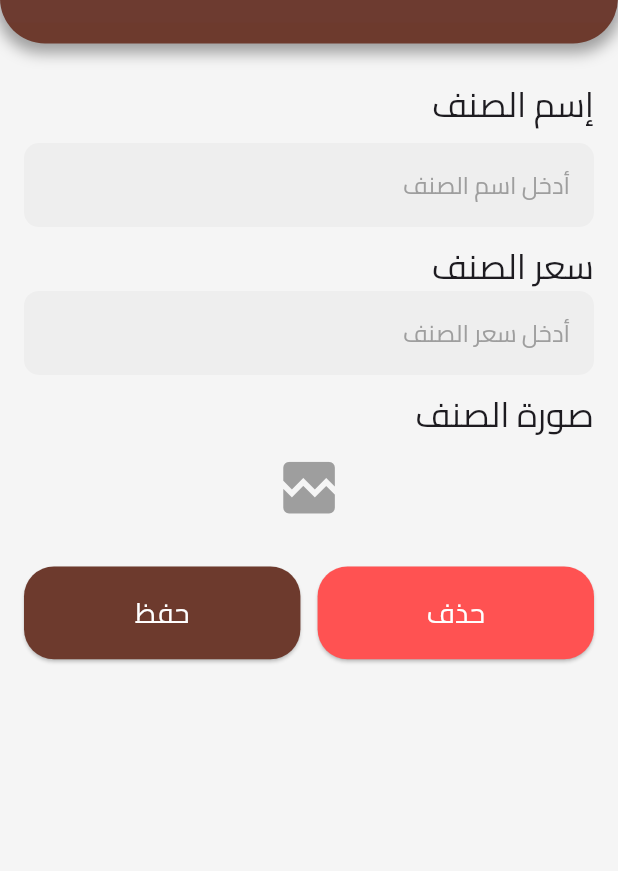
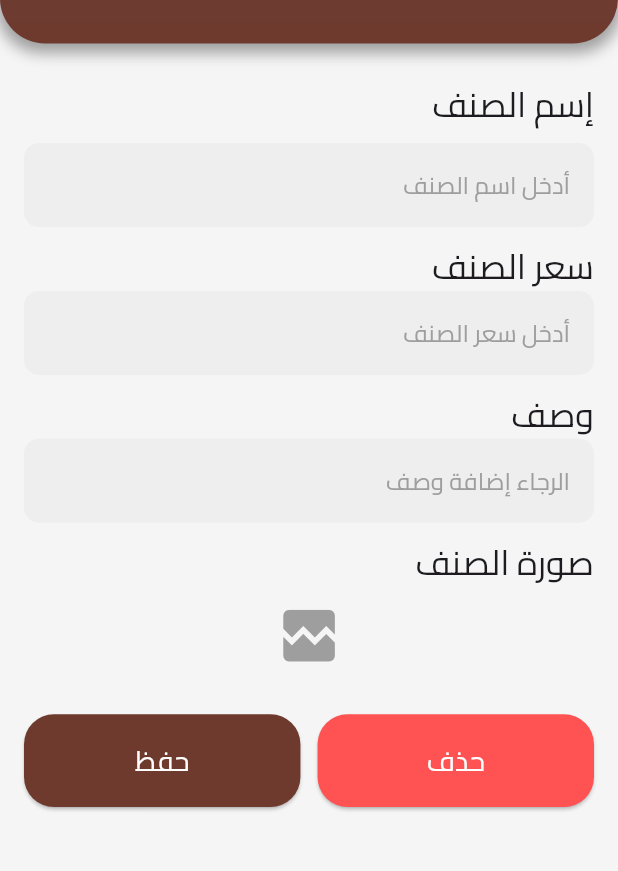
Before and after one commit to George-Samir88/infantry_house_app, a Flutter app: the UpdateExistingItemTemplateView screen opened directly with empty values, on a phone screen of 412 x 824 dp, the part 82-953 px from its top. Run offline on Flutter 3.47's test engine with Material 3 defaults, Android fonts, the phone set to English and light mode, and no system bars; our stand-ins replace animated_text_kit, bloc, carousel_slider, cloud_firestore, dio, firebase_auth and 10 more; missing offline and left inert: flutter_paypal_payment; accounts and stored records are empty.

```diff
--- a/lib/views/widgets/general_template/rating_view.dart
+++ b/lib/views/widgets/general_template/rating_view.dart
@@ -83,7 +83,6 @@ class _RatingViewState extends State<RatingView>
 
     // trigger your functions (don’t await if you want parallel calls)
     cubit.getRatings(menuItemId: widget.menuItemModel.id);
-    cubit.getComplaints(itemId: widget.menuItemModel.id);
 
     // stop refresh after 4 seconds
     Future.delayed(const Duration(seconds: 2), () {
--- a/lib/views/widgets/general_template/update_existing_template_item.dart
+++ b/lib/views/widgets/general_template/update_existing_template_item.dart
@@ -70,6 +70,7 @@ class _UpdateExistingItemTemplateViewState
   void initState() {
     titleController = TextEditingController(text: widget.menuItemModel.title);
     priceController = TextEditingController(text: widget.menuItemModel.price);
+    descriptionController = TextEditingController(text: widget.menuItemModel.description);
     _imageFile = File(widget.menuItemModel.image);
     _animationController = AnimationController(
       vsync: this,
@@ -145,6 +146,7 @@ class _UpdateExistingItemTemplateViewState
 
   TextEditingController titleController = TextEditingController();
   TextEditingController priceController = TextEditingController();
+  TextEditingController descriptionController = TextEditingController();
   bool isShowValidationErrorMessages = false;
 
   bool _validateImage(File? image) {
@@ -323,6 +325,25 @@ class _UpdateExistingItemTemplateViewState
                     ),
                   SizedBox(height: 8.h),
                   Text(
+                    S.of(context).Description,
+                    style: TextStyle(
+                      fontSize:
+                      GlobalData().isTabletLayout ? 10.sp : 20.sp,
+                    ),
+                  ),
+                  CustomTextFormField(
+                    textEditingController: descriptionController,
+                    textInputType: TextInputType.text,
+                    hintText: S.of(context).PleaseEnterDescription,
+                    validator: (value) {
+                      if (value == null || value.isEmpty) {
+                        return S.of(context).PleaseEnterDescription;
+                      }
+                      return null;
+                    },
+                  ),
+                  SizedBox(height: 8.h),
+                  Text(
                     S.of(context).SoraElsnf,
                     style: TextStyle(
                       fontSize: GlobalData().isTabletLayout ? 10.sp : 20.sp,
@@ -402,6 +423,7 @@ class _UpdateExistingItemTemplateViewState
                                     image: _imageFile?.path,
                                     price: formatNumber(priceController.text),
                                     itemId: widget.menuItemModel.id,
+                                    description: descriptionController.text,
                                   );
                                   FocusScope.of(context).unfocus();
                                 }
```
Also changed, not shown: lib/views/widgets/general_template/complaints_view.dart (+24 -0 lines), lib/views/widgets/general_template/manager/department_cubit.dart (+22 -17 lines).
